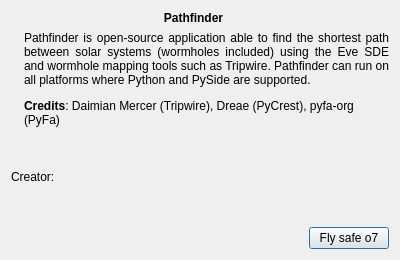
farshield/shortcircuit, file resources/ui/gui_about.ui: the form before one commit.
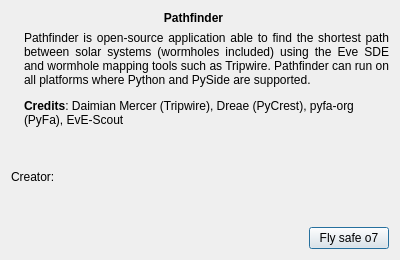
The form after the commit. Icons and pictures are not drawn.

Commit message: EveScout GUI modifications and doc updated

```diff
--- a/resources/ui/gui_about.ui
+++ b/resources/ui/gui_about.ui
@@ -110,7 +110,7 @@
         <string notr="true"/>
        </property>
        <property name="text">
-        <string>&lt;html&gt;&lt;head/&gt;&lt;body&gt;&lt;p align=&quot;justify&quot;&gt;Pathfinder is open-source application able to find the shortest path between solar systems (wormholes included) using the Eve SDE and wormhole mapping tools such as Tripwire. Pathfinder can run on all platforms where Python and PySide are supported.&lt;/p&gt;&lt;p&gt;&lt;span style=&quot; font-weight:600;&quot;&gt;Credits&lt;/span&gt;: Daimian Mercer (Tripwire), Dreae (PyCrest), pyfa-org (PyFa)&lt;/p&gt;&lt;/body&gt;&lt;/html&gt;</string>
+        <string>&lt;html&gt;&lt;head/&gt;&lt;body&gt;&lt;p align=&quot;justify&quot;&gt;Pathfinder is open-source application able to find the shortest path between solar systems (wormholes included) using the Eve SDE and wormhole mapping tools such as Tripwire. Pathfinder can run on all platforms where Python and PySide are supported.&lt;/p&gt;&lt;p&gt;&lt;span style=&quot; font-weight:600;&quot;&gt;Credits&lt;/span&gt;: Daimian Mercer (Tripwire), Dreae (PyCrest), pyfa-org (PyFa), EvE-Scout&lt;/p&gt;&lt;/body&gt;&lt;/html&gt;</string>
        </property>
        <property name="alignment">
         <set>Qt::AlignLeading|Qt::AlignLeft|Qt::AlignTop</set>
```
The commit also changes 11 other files.
